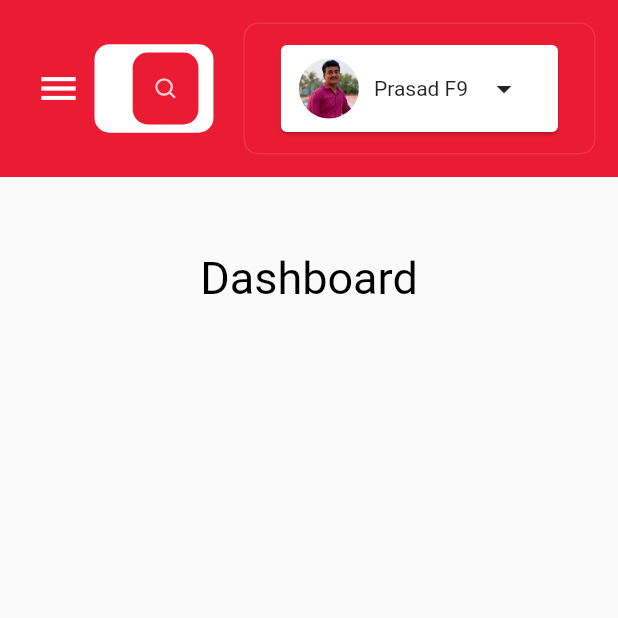
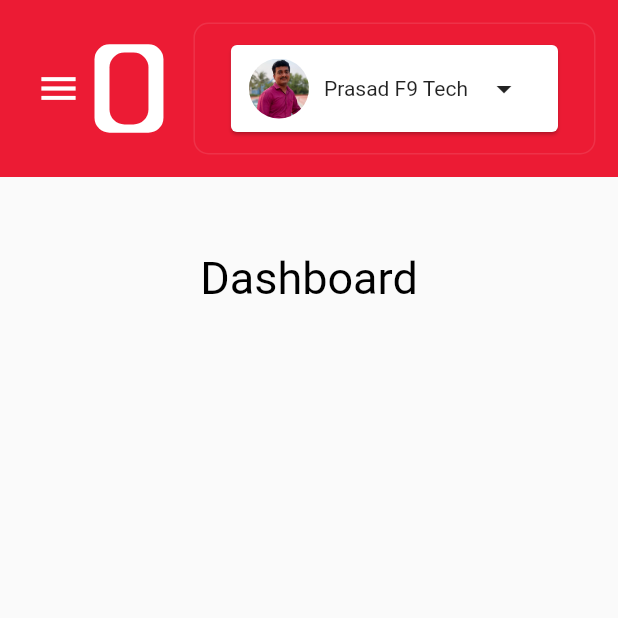
Before and after one commit to F9info/f9_flutter_web_admin_dashboard, a Flutter app: the screen it shows after launch, on a phone screen of 412 x 824 dp, the top half of it. Run offline on Flutter 3.47's test engine with Material 2 defaults, Android fonts, the phone set to English and light mode, and no system bars; our stand-ins replace flutter_svg.

Commit message:
text changes

```diff
--- a/lib/screens/layouts/header.dart
+++ b/lib/screens/layouts/header.dart
@@ -86,7 +86,7 @@ class ProfileCard extends StatelessWidget {
                     SizedBox(
                       width: 10,
                     ),
-                    Text('Prasad F9'),
+                    Text('Prasad F9 Tech'),
                   ],
                 ),
               ),
```
